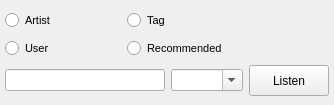
Above: trunk/GUI/LFMRadio/GUI_LFMRadioWidget.ui from shahid334/sayonara-player before the change. Below: the same form after it.
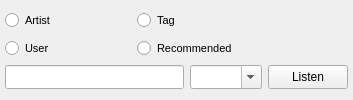
That is the form after the change.

What changed in the file:
```diff
--- a/trunk/GUI/LFMRadio/GUI_LFMRadioWidget.ui
+++ b/trunk/GUI/LFMRadio/GUI_LFMRadioWidget.ui
@@ -6,8 +6,8 @@
    <rect>
     <x>0</x>
     <y>0</y>
-    <width>334</width>
-    <height>105</height>
+    <width>353</width>
+    <height>100</height>
    </rect>
   </property>
   <property name="sizePolicy">
@@ -19,13 +19,13 @@
   <property name="minimumSize">
    <size>
     <width>325</width>
-    <height>105</height>
+    <height>100</height>
    </size>
   </property>
   <property name="maximumSize">
    <size>
     <width>524287</width>
-    <height>105</height>
+    <height>100</height>
    </size>
   </property>
   <property name="features">
@@ -47,13 +47,13 @@
    <property name="minimumSize">
     <size>
      <width>300</width>
-     <height>0</height>
+     <height>100</height>
     </size>
    </property>
    <property name="maximumSize">
     <size>
      <width>16777215</width>
-     <height>105</height>
+     <height>100</height>
     </size>
    </property>
    <layout class="QGridLayout" name="gridLayout">
@@ -63,85 +63,6 @@
     <property name="rightMargin">
      <number>5</number>
     </property>
-    <item row="0" column="0">
-     <widget class="QRadioButton" name="rb_artist">
-      <property name="font">
-       <font>
-        <pointsize>8</pointsize>
-       </font>
-      </property>
-      <property name="focusPolicy">
-       <enum>Qt::NoFocus</enum>
-      </property>
-      <property name="text">
-       <string>Artist</string>
-      </property>
-     </widget>
-    </item>
-    <item row="0" column="1">
-     <widget class="QRadioButton" name="rb_tag">
-      <property name="font">
-       <font>
-        <pointsize>8</pointsize>
-       </font>
-      </property>
-      <property name="focusPolicy">
-       <enum>Qt::NoFocus</enum>
-      </property>
-      <property name="text">
-       <string>Tag</string>
-      </property>
-     </widget>
-    </item>
-    <item row="2" column="0" colspan="3">
-     <layout class="QHBoxLayout" name="horizontalLayout">
-      <item>
-       <widget class="QLineEdit" name="le_text">
-        <property name="focusPolicy">
-         <enum>Qt::ClickFocus</enum>
-        </property>
-       </widget>
-      </item>
-      <item>
-       <widget class="QComboBox" name="cb_friends">
-        <property name="focusPolicy">
-         <enum>Qt::ClickFocus</enum>
-        </property>
-        <property name="editable">
-         <bool>true</bool>
-        </property>
-       </widget>
-      </item>
-      <item>
-       <widget class="QPushButton" name="btn_listen">
-        <property name="minimumSize">
-         <size>
-          <width>0</width>
-          <height>0</height>
-         </size>
-        </property>
-        <property name="maximumSize">
-         <size>
-          <width>80</width>
-          <height>200</height>
-         </size>
-        </property>
-        <property name="focusPolicy">
-         <enum>Qt::TabFocus</enum>
-        </property>
-        <property name="text">
-         <string>Listen</string>
-        </property>
-        <property name="iconSize">
-         <size>
-          <width>18</width>
-          <height>18</height>
-         </size>
-        </property>
-       </widget>
-      </item>
-     </layout>
-    </item>
     <item row="1" column="0">
      <widget class="QRadioButton" name="rb_user">
       <property name="font">
@@ -197,6 +118,97 @@
       </property>
      </widget>
     </item>
+    <item row="0" column="1">
+     <widget class="QRadioButton" name="rb_tag">
+      <property name="font">
+       <font>
+        <pointsize>8</pointsize>
+       </font>
+      </property>
+      <property name="focusPolicy">
+       <enum>Qt::NoFocus</enum>
+      </property>
+      <property name="text">
+       <string>Tag</string>
+      </property>
+     </widget>
+    </item>
+    <item row="0" column="0">
+     <widget class="QRadioButton" name="rb_artist">
+      <property name="font">
+       <font>
+        <pointsize>8</pointsize>
+       </font>
+      </property>
+      <property name="focusPolicy">
+       <enum>Qt::NoFocus</enum>
+      </property>
+      <property name="text">
+       <string>Artist</string>
+      </property>
+     </widget>
+    </item>
+    <item row="2" column="0" colspan="2">
+     <layout class="QHBoxLayout" name="horizontalLayout">
+      <item>
+       <widget class="QLineEdit" name="le_text">
+        <property name="maximumSize">
+         <size>
+          <width>16777215</width>
+          <height>24</height>
+         </size>
+        </property>
+        <property name="focusPolicy">
+         <enum>Qt::ClickFocus</enum>
+        </property>
+       </widget>
+      </item>
+      <item>
+       <widget class="QComboBox" name="cb_friends">
+        <property name="maximumSize">
+         <size>
+          <width>16777215</width>
+          <height>24</height>
+         </size>
+        </property>
+        <property name="focusPolicy">
+         <enum>Qt::ClickFocus</enum>
+        </property>
+        <property name="editable">
+         <bool>true</bool>
+        </property>
+       </widget>
+      </item>
+     </layout>
+    </item>
+    <item row="2" column="2">
+     <widget class="QPushButton" name="btn_listen">
+      <property name="minimumSize">
+       <size>
+        <width>0</width>
+        <height>0</height>
+       </size>
+      </property>
+      <property name="maximumSize">
+       <size>
+        <width>80</width>
+        <height>24</height>
+       </size>
+      </property>
+      <property name="focusPolicy">
+       <enum>Qt::TabFocus</enum>
+      </property>
+      <property name="text">
+       <string>Listen</string>
+      </property>
+      <property name="iconSize">
+       <size>
+        <width>18</width>
+        <height>18</height>
+       </size>
+      </property>
+     </widget>
+    </item>
    </layout>
   </widget>
  </widget>
```
